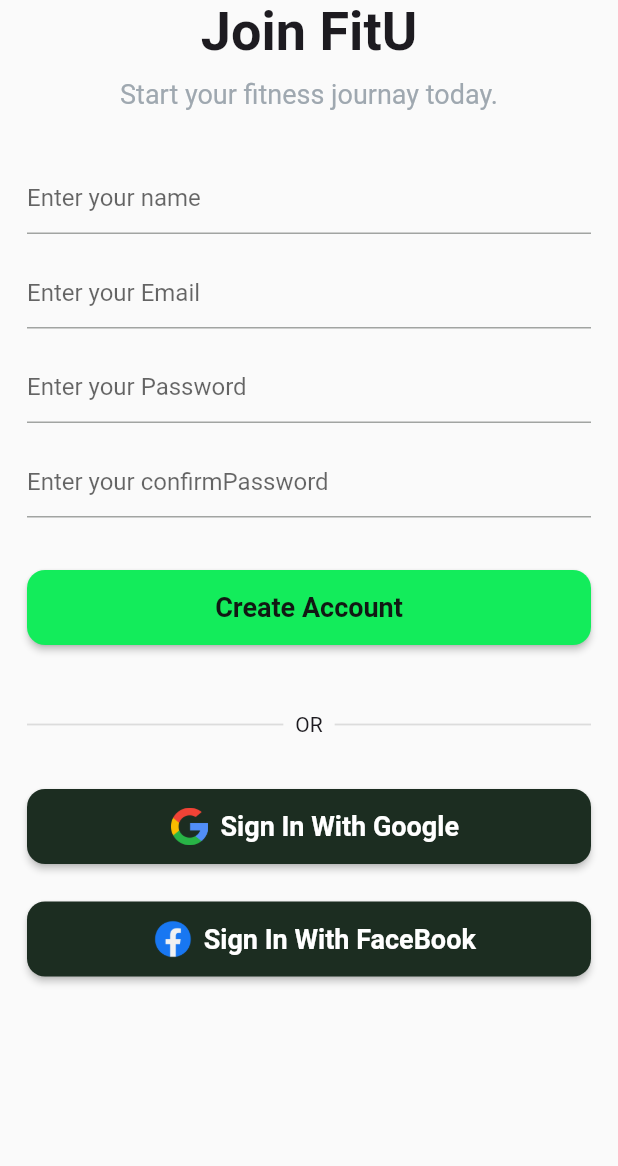
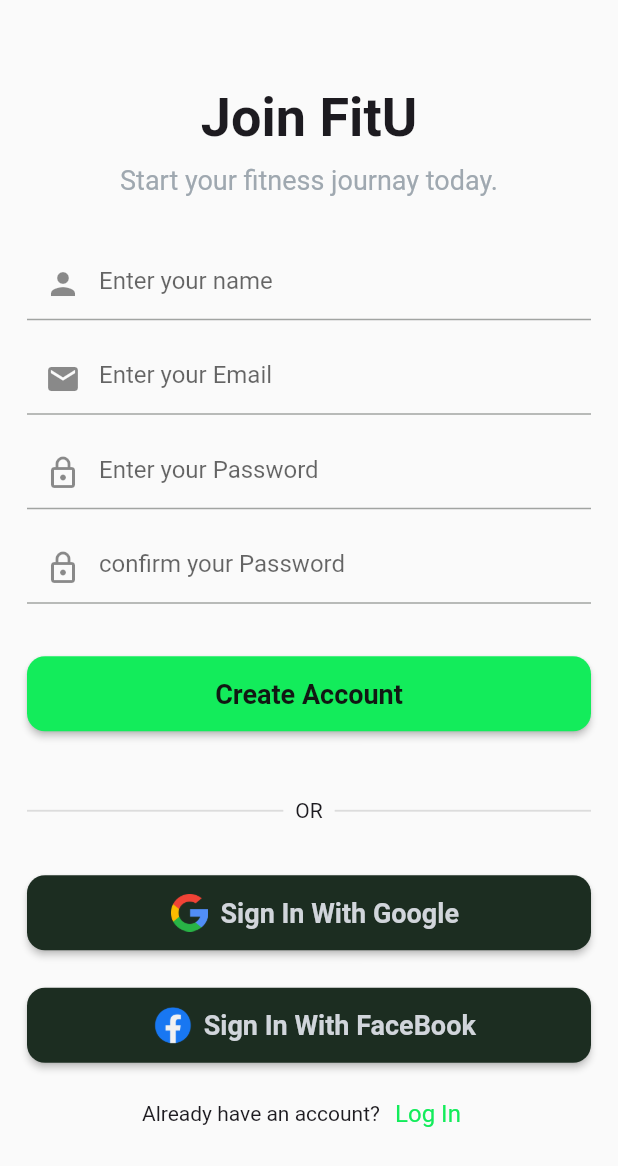
Before and after one commit to MohamedGamil13/FitU, a Flutter app: the SignUpView screen opened by its route, on a phone screen of 412 x 824 dp. Shown: the top 1166 px of the screen. Run offline on Flutter 3.47's test engine with Material 3 defaults, Android fonts, the light colour scheme and no system bars; our stand-ins replace flutter_bloc, go_router, hydrated_bloc, smooth_page_indicator.

Commit message:
Improves sign-up UI and adds reusable text row widget
Enhances user experience on the sign-up screen by adding icons to input fields,
refining button text colors, and introducing a scrollable layout.
Adds a reusable widget for displaying text rows with styled action buttons,
promoting code reuse and consistent design in authentication flows.

```diff
--- a/lib/core/config/themes/text_style.dart
+++ b/lib/core/config/themes/text_style.dart
@@ -31,6 +31,10 @@ class AppTextStyles {
     fontWeight: FontWeight.w400,
     color: AppColors.seconderyText,
   );
+  static final TextStyle lexendsemuBoldButton16 = TextStyle(
+    fontSize: 16,
+    fontWeight: FontWeight.w400,
+  );
 
   AppTextStyles._();
 }
--- a/lib/features/Auth/presentation/views/widgets/auth_custom_button.dart
+++ b/lib/features/Auth/presentation/views/widgets/auth_custom_button.dart
@@ -24,7 +24,7 @@ class AuthCustomButton extends StatelessWidget {
             child: Image.asset(logo, height: 25),
           ),
           // SizedBox(width: 10),
-          Text(text, style: TextStyle(color: AppColors.surface)),
+          Text(text, style: TextStyle(color: AppColors.gray10)),
         ],
       ),
     );
--- /dev/null
+++ b/lib/features/Auth/presentation/views/widgets/custom_text_row.dart
@@ -0,0 +1,28 @@
+import 'package:fitu/core/config/themes/text_style.dart';
+import 'package:flutter/material.dart';
+
+class CustomTextRow extends StatelessWidget {
+  const CustomTextRow({
+    super.key,
+    required this.text,
+    required this.clkText,
+    required this.action,
+  });
+  final String text;
+  final String clkText;
+  final void Function()? action;
+  @override
+  Widget build(BuildContext context) {
+    return Row(
+      mainAxisAlignment: .center,
+      children: [
+        Text(text),
+        // SizedBox(width: 6),
+        TextButton(
+          onPressed: action,
+          child: Text(clkText, style: AppTextStyles.lexendsemuBoldButton16),
+        ),
+      ],
+    );
+  }
+}
--- a/lib/features/Auth/presentation/views/widgets/sign_up_view_body.dart
+++ b/lib/features/Auth/presentation/views/widgets/sign_up_view_body.dart
@@ -2,6 +2,7 @@ import 'package:fitu/core/config/themes/text_style.dart';
 import 'package:fitu/core/constants/images_path.dart';
 import 'package:fitu/features/Auth/presentation/views/widgets/auth_custom_button.dart';
 import 'package:fitu/features/Auth/presentation/views/widgets/custom_divider.dart';
+import 'package:fitu/features/Auth/presentation/views/widgets/custom_text_row.dart';
 import 'package:flutter/material.dart';
 
 class SignUpViewBody extends StatelessWidget {
@@ -13,6 +14,7 @@ class SignUpViewBody extends StatelessWidget {
       child: Center(
         child: Padding(
           padding: const EdgeInsets.symmetric(horizontal: 18),
+          child: SingleChildScrollView(
             child: Column(
               children: [
                 Text('Join FitU', style: AppTextStyles.lexendBold36),
@@ -23,20 +25,30 @@ class SignUpViewBody extends StatelessWidget {
                 ),
                 SizedBox(height: 35),
                 TextField(
-                decoration: InputDecoration(hintText: 'Enter your name'),
+                  decoration: InputDecoration(
+                    hintText: 'Enter your name',
+                    prefixIcon: Icon(Icons.person),
                   ),
-              SizedBox(height: 15),
-              TextField(
-                decoration: InputDecoration(hintText: 'Enter your Email'),
-              ),
-              SizedBox(height: 15),
-              TextField(
-                decoration: InputDecoration(hintText: 'Enter your Password'),
                 ),
                 SizedBox(height: 15),
                 TextField(
                   decoration: InputDecoration(
-                  hintText: 'Enter your confirmPassword',
+                    hintText: 'Enter your Email',
+                    prefixIcon: Icon(Icons.email),
+                  ),
+                ),
+                SizedBox(height: 15),
+                TextField(
+                  decoration: InputDecoration(
+                    hintText: 'Enter your Password',
+                    prefixIcon: Icon(Icons.lock_outlined),
+                  ),
+                ),
+                SizedBox(height: 15),
+                TextField(
+                  decoration: InputDecoration(
+                    hintText: 'confirm your Password',
+                    prefixIcon: Icon(Icons.lock_outlined),
                   ),
                 ),
                 SizedBox(height: 35),
@@ -53,7 +65,14 @@ class SignUpViewBody extends StatelessWidget {
                   text: 'Sign In With FaceBook',
                   logo: AppImages.faceBookIcon,
                 ),
+                SizedBox(height: 10),
+                CustomTextRow(
+                  text: 'Already have an account?',
+                  clkText: 'Log In',
+                  action: () {},
+                ),
               ],
+            ),
           ),
         ),
       ),
```
Lines whose indentation alone changed are shown as unchanged.
